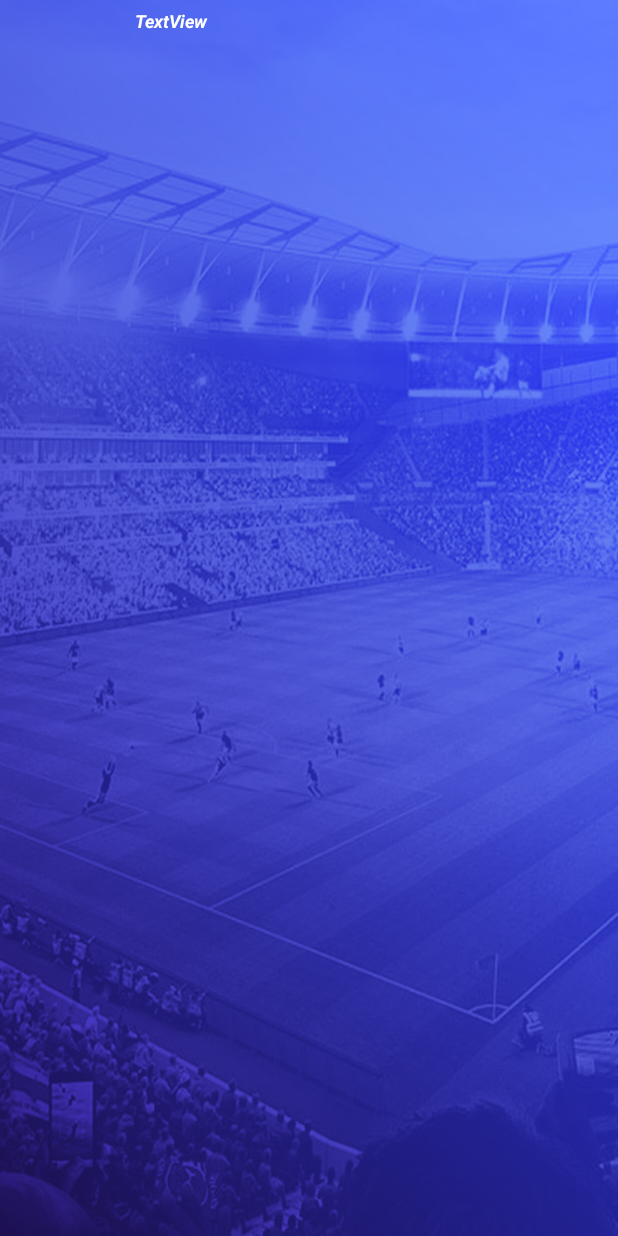
After one commit to gbusaxin/biatlon_app, an Android app: the layout item_player.xml on its own in the app's theme, with its tools: preview values and no code run, on a phone screen of 412 x 824 dp. The commit adds this screen. Run offline under Robolectric (Android 15) with nearby library versions, the phone set to English and light mode, and no system bars.

```diff
--- a/app/src/main/java/com/example/trainingsystem/domain/pojo/PlayerInfo.kt
+++ b/app/src/main/java/com/example/trainingsystem/domain/pojo/PlayerInfo.kt
@@ -6,4 +6,8 @@ data class PlayerInfo(
     val player: String,
 
     val comment: String
-)
+): ResultUtils {
+    override fun whatIs(): Int {
+        return 3
+    }
+}
--- /dev/null
+++ b/app/src/main/java/com/example/trainingsystem/domain/pojo/ResultUtils.kt
@@ -0,0 +1,5 @@
+package com.example.trainingsystem.domain.pojo
+
+interface ResultUtils {
+    fun whatIs():Int
+}
--- a/app/src/main/java/com/example/trainingsystem/domain/pojo/SealedResultsInfo.kt
+++ b/app/src/main/java/com/example/trainingsystem/domain/pojo/SealedResultsInfo.kt
@@ -1,6 +1,8 @@
 package com.example.trainingsystem.domain.pojo
 
 sealed class SealedResultsInfo{
+
+    //fun mapEntityToSealed(entity:)
 
     class Result(
         val type: String,
--- a/app/src/main/java/com/example/trainingsystem/domain/pojo/TeamInfo.kt
+++ b/app/src/main/java/com/example/trainingsystem/domain/pojo/TeamInfo.kt
@@ -17,4 +17,8 @@ data class TeamInfo(
 
     val players: List<PlayerInfo>
 
-)
+) : ResultUtils {
+    override fun whatIs(): Int {
+        return 2
+    }
+}
--- /dev/null
+++ b/app/src/main/res/layout/item_player.xml
@@ -0,0 +1,20 @@
+<?xml version="1.0" encoding="utf-8"?>
+<androidx.constraintlayout.widget.ConstraintLayout xmlns:android="http://schemas.android.com/apk/res/android"
+    xmlns:app="http://schemas.android.com/apk/res-auto"
+    xmlns:tools="http://schemas.android.com/tools"
+    android:layout_width="match_parent"
+    android:layout_height="match_parent">
+
+    <TextView
+        android:id="@+id/textViewResultPlayer"
+        android:layout_width="wrap_content"
+        android:layout_height="wrap_content"
+        android:layout_marginStart="90dp"
+        android:layout_marginTop="5dp"
+        android:text="TextView"
+        android:textColor="@color/white"
+        android:textSize="12sp"
+        android:textStyle="bold|italic"
+        app:layout_constraintStart_toStartOf="parent"
+        app:layout_constraintTop_toTopOf="parent" />
+</androidx.constraintlayout.widget.ConstraintLayout>
```
Also changed, not shown: app/src/main/java/com/example/trainingsystem/domain/pojo/TeamsResultInfo.kt (+6 -1 lines), app/src/main/java/com/example/trainingsystem/presentation/adapters/TeamsResultAdapter.kt (+30 -20 lines).
